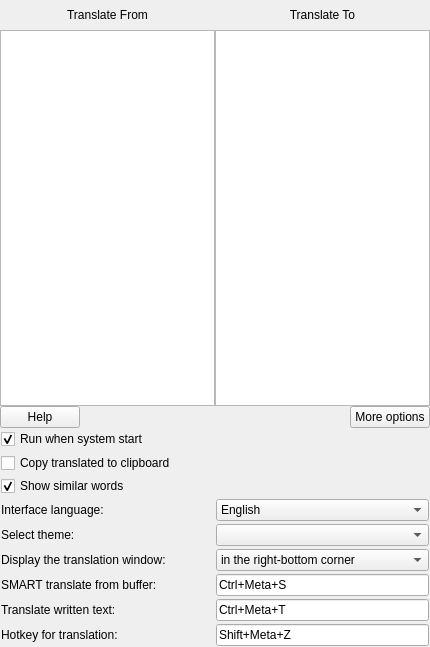
This is src/widget.ui in NeiroNext/QuickTranslator as Qt 5 draws it before an edit. The edited form follows.
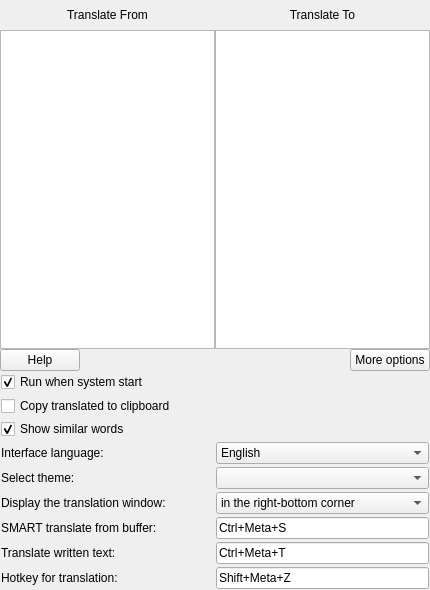
This is the edited form. Icons and pictures are not drawn.

Commit message: Fixed first window geometry

Patch:
```diff
--- a/src/widget.ui
+++ b/src/widget.ui
@@ -7,7 +7,7 @@
     <x>0</x>
     <y>0</y>
     <width>430</width>
-    <height>647</height>
+    <height>590</height>
    </rect>
   </property>
   <property name="minimumSize">
```
The commit also changes 2 other files.
